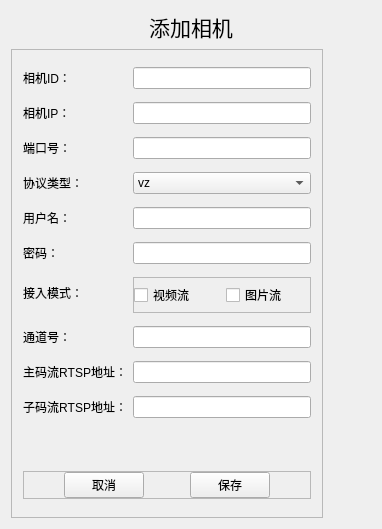
Old version of the form VFR_system/AddCamera.ui in the repository zhw201906/VFR_system.
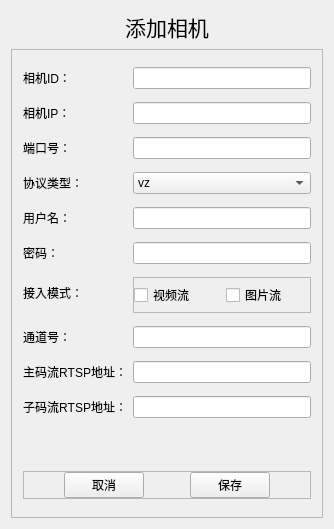
New version of the form.

Patch:
```diff
--- a/VFR_system/AddCamera.ui
+++ b/VFR_system/AddCamera.ui
@@ -6,10 +6,16 @@
    <rect>
     <x>0</x>
     <y>0</y>
-    <width>382</width>
+    <width>334</width>
     <height>529</height>
    </rect>
   </property>
+  <property name="sizePolicy">
+   <sizepolicy hsizetype="Fixed" vsizetype="Fixed">
+    <horstretch>0</horstretch>
+    <verstretch>0</verstretch>
+   </sizepolicy>
+  </property>
   <property name="windowTitle">
    <string>添加相机</string>
   </property>
```
